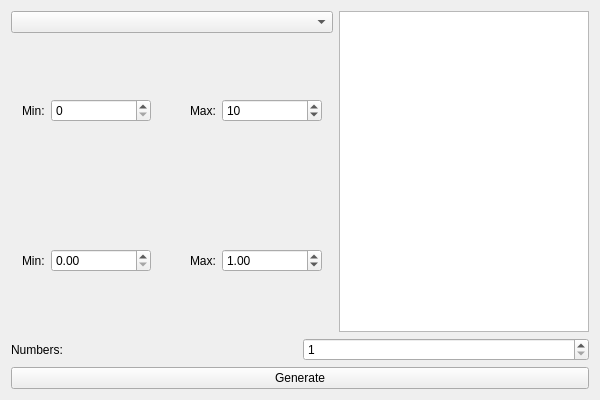
Before: the Qt Designer form Random/RandomNumber.ui in Hitonoriol/HxNxToolkit, drawn with Qt 5.
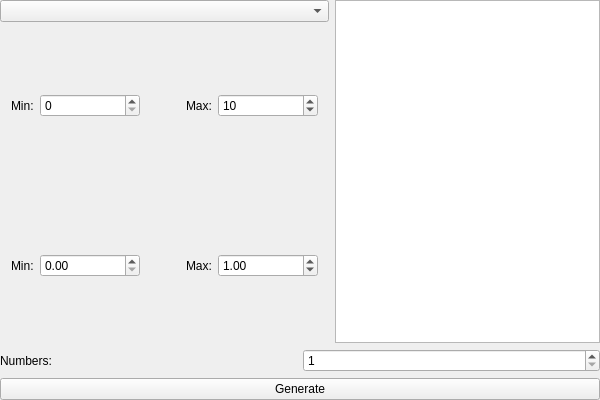
After: the same form once the commit is applied.

Commit message: Make content margins consistent for all components

Patch:
```diff
--- a/Random/RandomNumber.ui
+++ b/Random/RandomNumber.ui
@@ -14,6 +14,18 @@
    <string>RandomNumber</string>
   </property>
   <layout class="QVBoxLayout" name="verticalLayout_2">
+   <property name="leftMargin">
+    <number>0</number>
+   </property>
+   <property name="topMargin">
+    <number>0</number>
+   </property>
+   <property name="rightMargin">
+    <number>0</number>
+   </property>
+   <property name="bottomMargin">
+    <number>0</number>
+   </property>
    <item>
     <layout class="QVBoxLayout" name="MainVerticalLayout">
      <item>
```
Left out of the diff: 4 changed lines with no effect on the pictures. The commit also changes 9 other files.
